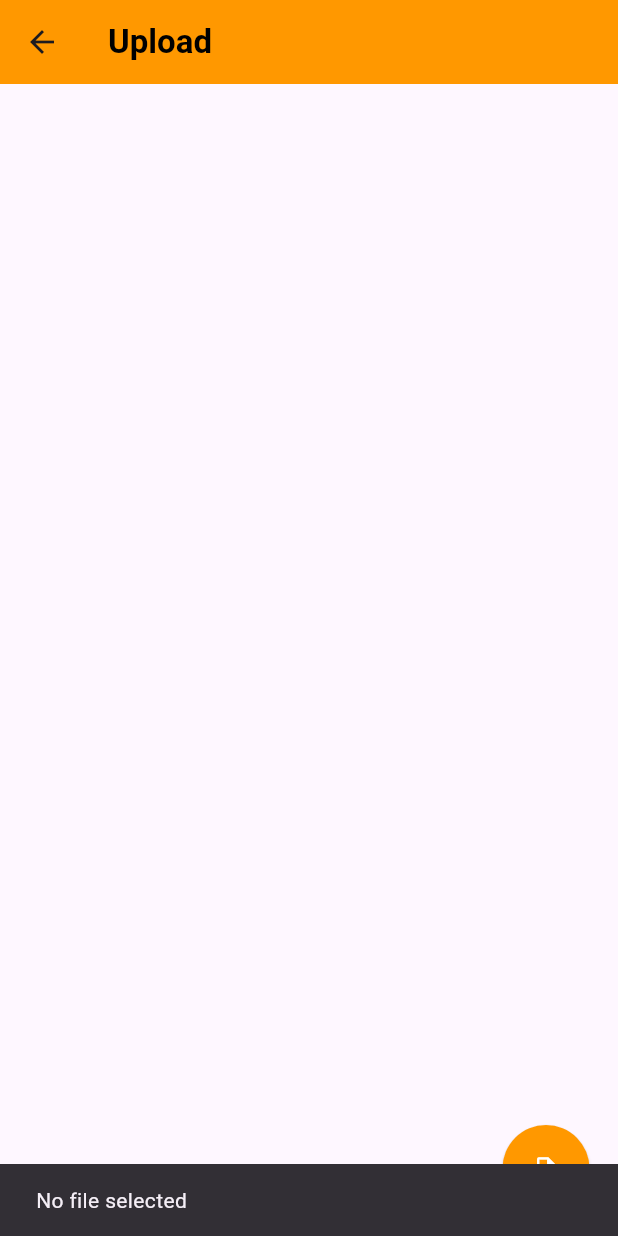
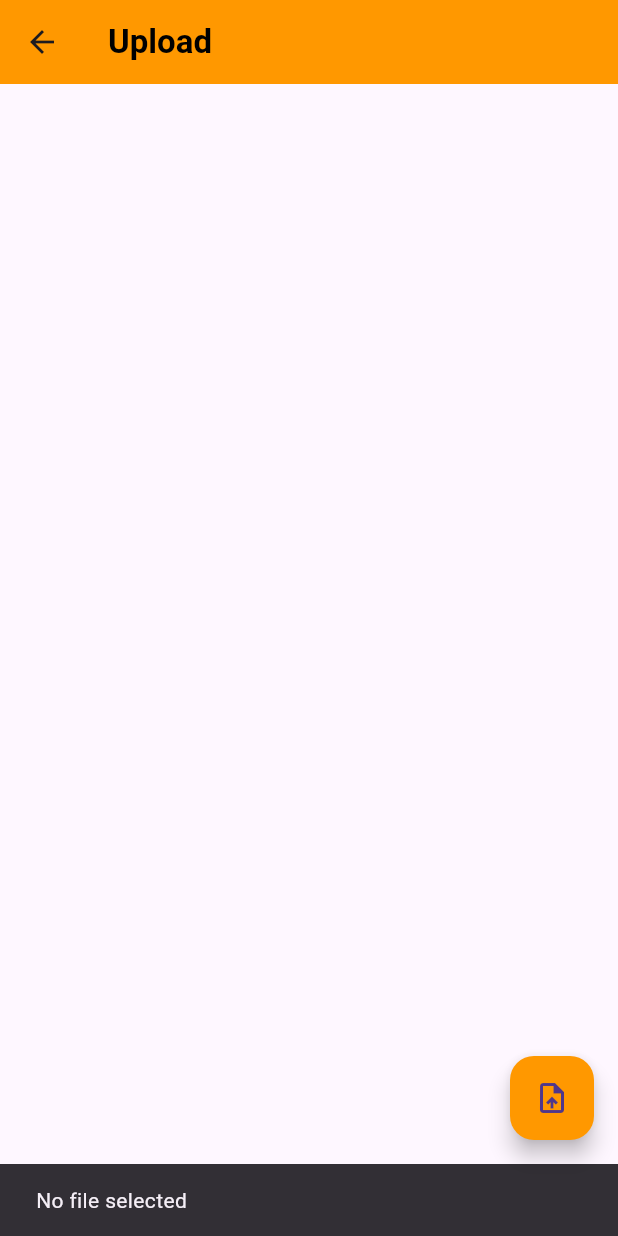
Before and after one commit to Sarvesh22904/techzette, a Flutter app: the UploadPage screen opened directly, after a tap on the "upload file" icon, on a phone screen of 412 x 824 dp. Run offline on Flutter 3.47's test engine with Material 3 defaults, Android fonts, the phone set to English and light mode, and no system bars; our stand-ins replace cloud_firestore, dio, file_picker, firebase_auth, firebase_core, firebase_storage; missing offline and left inert: flutter_pdfview; accounts and stored records are empty; network calls fail.

Commit message:
pdfviewer.dart, uploaded_file.dart, upload_page.dart

```diff
--- a/lib/upload_page.dart
+++ b/lib/upload_page.dart
@@ -1,84 +1,96 @@
 import 'package:flutter/material.dart';
 import 'package:file_picker/file_picker.dart';
 import 'dart:io';
-import 'package:firebase_storage/firebase_storage.dart'; // For Firebase Storage
+import 'package:firebase_storage/firebase_storage.dart';
+import 'pdfviewer_page.dart';
+import 'package:techzette/uploaded_file.dart';
 
-class UploadPage extends StatelessWidget {
+class UploadPage extends StatefulWidget {
   @override
-  Widget build(BuildContext context) {
-    // Function to be called when the button is pressed
+  _UploadPageState createState() => _UploadPageState();
+}
+
+class _UploadPageState extends State<UploadPage> {
+  List<UploadedFile> uploadedFiles = []; // Use the UploadedFile class
+
   Future<void> onUploadButtonPressed() async {
     try {
-        FilePickerResult? result = await FilePicker.platform
-            .pickFiles(type: FileType.custom, allowedExtensions: ['pdf']);
+      FilePickerResult? result = await FilePicker.platform.pickFiles(
+        type: FileType.custom,
+        allowedExtensions: ['pdf'],
+      );
       if (result != null) {
         PlatformFile file = result.files.first;
+        File pdfFile = File(file.path!);
+        String fileName = file.name;
 
-          // Create a File object
-          File pdfFile = File(file.path!);
-
-          // Upload file
-          String fileName = file.name;
-          try {
-            // Define the file path in Firebase Storage
         String filePath = 'articles/$fileName';
-            // Get a reference to the Firebase Storage instance
         Reference ref = FirebaseStorage.instance.ref().child(filePath);
 
-            // Upload the file
         UploadTask uploadTask = ref.putFile(pdfFile);
-
-            // Get the download URL
         final TaskSnapshot downloadUrl = await uploadTask;
         final String url = await downloadUrl.ref.getDownloadURL();
+
+        // Update the state to include the new file with its URL and name
+        setState(() {
+          uploadedFiles.add(UploadedFile(url: url, name: fileName));
+        });
 
         ScaffoldMessenger.of(context).showSnackBar(
           SnackBar(content: Text('File uploaded successfully: $url')),
         );
-          } catch (e) {
-            print(e); // Print any errors to the console.
-            ScaffoldMessenger.of(context).showSnackBar(
-              SnackBar(content: Text('Failed to upload file: $e')),
-            );
-          }
       } else {
         ScaffoldMessenger.of(context).showSnackBar(
           SnackBar(content: Text('No file selected')),
         );
       }
     } catch (e) {
-        print(e); // Print any errors to the console.
+      print(e);
       ScaffoldMessenger.of(context).showSnackBar(
         SnackBar(content: Text('Failed to pick file: $e')),
       );
     }
   }
 
+  @override
+  Widget build(BuildContext context) {
     return Scaffold(
       appBar: AppBar(
-        title: const Text(
-          'Upload',
-          style: TextStyle(fontWeight: FontWeight.bold, color: Colors.black),
-        ),
+        title: const Text('Upload',
+            style: TextStyle(fontWeight: FontWeight.bold, color: Colors.black)),
         backgroundColor: Colors.orange,
       ),
-      body: Stack(
-        children: [
-          Positioned(
-            right: 16, // Right padding
-            bottom: 16, // Bottom padding
-            child: ElevatedButton(
-              onPressed: onUploadButtonPressed,
-              child: Icon(Icons.upload_file), // Upload icon
-              style: ElevatedButton.styleFrom(
-                primary: Colors.orange, // Button background color
-                onPrimary: Colors.white, // Button text color
-                shape: CircleBorder(), // Make the button circular
-                padding: EdgeInsets.all(20), // Button padding to make it larger
+      body: GridView.builder(
+        gridDelegate: SliverGridDelegateWithFixedCrossAxisCount(
+          crossAxisCount: 2,
+          crossAxisSpacing: 4.0,
+          mainAxisSpacing: 4.0,
+        ),
+        itemCount: uploadedFiles.length,
+        itemBuilder: (context, index) {
+          return GestureDetector(
+            onTap: () {
+              Navigator.of(context).push(MaterialPageRoute(
+                builder: (context) =>
+                    PdfViewerPage(url: uploadedFiles[index].url),
+              ));
+            },
+            child: Container(
+              decoration: BoxDecoration(
+                border: Border.all(color: Colors.orange),
+              ),
+              child: Center(
+                // Display the original file name
+                child: Text(uploadedFiles[index].name),
               ),
             ),
+          );
+        },
       ),
-        ],
+      floatingActionButton: FloatingActionButton(
+        onPressed: onUploadButtonPressed,
+        child: Icon(Icons.upload_file),
+        backgroundColor: Colors.orange,
       ),
     );
   }
--- /dev/null
+++ b/lib/uploaded_file.dart
@@ -0,0 +1,6 @@
+class UploadedFile {
+  final String url;
+  final String name;
+
+  UploadedFile({required this.url, required this.name});
+}
--- a/pubspec.yaml
+++ b/pubspec.yaml
@@ -30,8 +30,11 @@ environment:
 dependencies:
   flutter:
     sdk: flutter
+  dio: ^4.0.0
   file_picker: ^5.2.2
   firebase_storage: ^11.6.9
+  flutter_pdfview: ^1.2.7
+  path_provider: ^2.0.9
 
 
   # The following adds the Cupertino Icons font to your application.
@@ -44,6 +47,7 @@ dependencies:
 dev_dependencies:
   flutter_test:
     sdk: flutter
+
 
   # The "flutter_lints" package below contains a set of recommended lints to
   # encourage good coding practices. The lint set provided by the package is
```
Also changed, not shown: lib/pdfviewer_page.dart (added, +64 -0 lines), pubspec.lock, 1 other file. Lines whose indentation alone changed are shown as unchanged.
